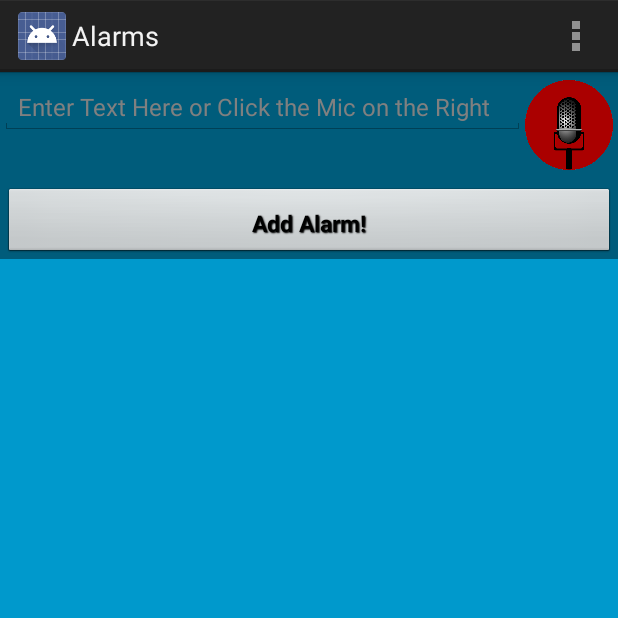
After one commit to huntergdavis/AutoRoboIntercom, an Android app: the AlarmsActivity screen opened directly, with no data from a screen before it, on a phone screen of 412 x 824 dp, the top half of it. The commit adds this screen. Run offline under Robolectric (Android 15) with nearby library versions, the phone set to English and light mode, and no system bars; network calls fail.

Commit message:
updating for small menu drawer related refactor

```diff
--- /dev/null
+++ b/AutoRoboIntercom/src/main/java/com/hunterdavis/autorobointercom/AlarmsActivity.java
@@ -0,0 +1,37 @@
+package com.hunterdavis.autorobointercom;
+
+import android.os.Bundle;
+import android.app.Activity;
+import android.support.v4.widget.DrawerLayout;
+import android.view.Menu;
+import android.widget.ListView;
+
+import com.hunterdavis.autorobointercom.util.MenuDrawerHelper;
+
+public class AlarmsActivity extends Activity {
+
+    // drawer layout
+    private DrawerLayout mDrawerLayout;
+    private ListView mDrawerList;
+
+    @Override
+    protected void onCreate(Bundle savedInstanceState) {
+        super.onCreate(savedInstanceState);
+        setContentView(R.layout.activity_alarms);
+
+        setupUI(this);
+    }
+
+
+    @Override
+    public boolean onCreateOptionsMenu(Menu menu) {
+        // Inflate the menu; this adds items to the action bar if it is present.
+        getMenuInflater().inflate(R.menu.alarms, menu);
+        return true;
+    }
+
+    public void setupUI(Activity activity) {
+        MenuDrawerHelper.setupMenuDrawerUI(activity, mDrawerLayout, mDrawerList);
+    }
+
+}
--- a/AutoRoboIntercom/src/main/java/com/hunterdavis/autorobointercom/AutoRoboMainScreen.java
+++ b/AutoRoboIntercom/src/main/java/com/hunterdavis/autorobointercom/AutoRoboMainScreen.java
@@ -36,6 +36,7 @@ import com.hunterdavis.autorobointercom.network.NetworkReceiverThread;
 import com.hunterdavis.autorobointercom.network.NetworkTransmissionUtilities;
 import com.hunterdavis.autorobointercom.network.RemoteIntercomClient;
 import com.hunterdavis.autorobointercom.util.AutoRoboApplication;
+import com.hunterdavis.autorobointercom.util.MenuDrawerHelper;
 import com.hunterdavis.autorobointercom.util.MessageProcessing;
 import com.hunterdavis.autorobointercom.util.SystemUiHider;
 
@@ -109,7 +110,7 @@ public class AutoRoboMainScreen extends Activity implements
         tts = new TextToSpeech(this, this);
 
         // setup our UI elements
-        setupUI();
+        setupUI(this);
 
 
         // setup our UI handler
@@ -342,35 +343,8 @@ public class AutoRoboMainScreen extends Activity implements
 
 
 
-    public void setupUI() {
-
-        // setup our drawer layout
-        mDrawerLayout = (DrawerLayout) findViewById(R.id.drawer_layout);
-        mDrawerList = (ListView) findViewById(R.id.left_drawer);
-        // Set the adapter for the list view
-        mDrawerList.setAdapter(new ArrayAdapter<CharSequence>(this,
-                R.layout.drawer_list_item, AutoRoboApplication.menuDrawerChoices));
-        // Set the list's click listener
-        mDrawerList.setOnItemClickListener(new AdapterView.OnItemClickListener() {
-            @Override
-            public void onItemClick(AdapterView<?> parent, View view, int position, long id) {
-                Intent intent = null;
-                switch (position) {
-                    case 0:
-                        intent = new Intent(AutoRoboApplication.getContext(), AutoRoboMainScreen.class);
-                        startActivity(intent);
-                        break;
-                    case 1:
-                        intent = new Intent(AutoRoboApplication.getContext(), AutoRoboMainScreen.class);
-                        startActivity(intent);
-
-                        break;
-                    default:
-                        break;
-                }
-            }
-        });
-
+    public void setupUI(Activity activity) {
+        MenuDrawerHelper.setupMenuDrawerUI(activity,mDrawerLayout,mDrawerList);
     }
 
     // here we handle our network data
--- /dev/null
+++ b/AutoRoboIntercom/src/main/java/com/hunterdavis/autorobointercom/util/MenuDrawerHelper.java
@@ -0,0 +1,49 @@
+package com.hunterdavis.autorobointercom.util;
+
+import android.app.Activity;
+import android.content.Context;
+import android.content.Intent;
+import android.support.v4.widget.DrawerLayout;
+import android.view.View;
+import android.widget.AdapterView;
+import android.widget.ArrayAdapter;
+import android.widget.ListView;
+
+import com.hunterdavis.autorobointercom.AlarmsActivity;
+import com.hunterdavis.autorobointercom.AutoRoboMainScreen;
+import com.hunterdavis.autorobointercom.R;
+
+/**
+ * Created by hunter on 3/15/14.
+ */
+public class MenuDrawerHelper {
+
+    public static void setupMenuDrawerUI(final Activity activity, DrawerLayout mDrawerLayout,ListView mDrawerList) {
+
+        // setup our drawer layout
+        mDrawerLayout = (DrawerLayout) activity.findViewById(R.id.drawer_layout);
+        mDrawerList = (ListView) activity.findViewById(R.id.left_drawer);
+        // Set the adapter for the list view
+        mDrawerList.setAdapter(new ArrayAdapter<CharSequence>(activity,
+                R.layout.drawer_list_item, AutoRoboApplication.menuDrawerChoices));
+        // Set the list's click listener
+        mDrawerList.setOnItemClickListener(new AdapterView.OnItemClickListener() {
+            @Override
+            public void onItemClick(AdapterView<?> parent, View view, int position, long id) {
+                Intent intent = null;
+                switch (position) {
+                    case 0:
+                        intent = new Intent(activity, AutoRoboMainScreen.class);
+                        activity.startActivity(intent);
+                        break;
+                    case 1:
+                        intent = new Intent(activity, AlarmsActivity.class);
+                        activity.startActivity(intent);
+                        break;
+                    default:
+                        break;
+                }
+            }
+        });
+    }
+}
--- /dev/null
+++ b/AutoRoboIntercom/src/main/res/layout/activity_alarms.xml
@@ -0,0 +1,106 @@
+<android.support.v4.widget.DrawerLayout xmlns:android="http://schemas.android.com/apk/res/android"
+    xmlns:tools="http://schemas.android.com/tools"
+    android:id="@+id/drawer_layout"
+    android:layout_width="match_parent"
+    android:layout_height="match_parent"
+    tools:context=".MainActivity">
+
+    <FrameLayout xmlns:android="http://schemas.android.com/apk/res/android"
+        xmlns:tools="http://schemas.android.com/tools"
+        android:layout_width="match_parent"
+        android:layout_height="match_parent"
+        android:background="#0099cc"
+        tools:context=".AlarmsActivity">
+
+        <!-- The primary full-screen view. This can be replaced with whatever view
+             is needed to present your content, e.g. VideoView, SurfaceView,
+             TextureView, etc. -->
+        <TextView
+            android:id="@+id/fullscreen_content_controls"
+            style="@style/FullscreenTheme"
+            android:layout_width="match_parent"
+            android:layout_height="match_parent"
+            android:gravity="center"
+            android:keepScreenOn="true"
+            android:text="@string/clients"
+            android:textColor="#33b5e5"
+            android:textSize="50sp"
+            android:textStyle="bold" />
+
+        <!-- This FrameLayout insets its children based on system windows using
+             android:fitsSystemWindows. -->
+        <LinearLayout
+            android:id="@+id/fullscreen_content"
+            android:layout_width="match_parent"
+            android:layout_height="match_parent"
+            android:layout_marginBottom="5dip"
+            android:fitsSystemWindows="true"
+            android:orientation="vertical">
+
+            <LinearLayout
+                android:layout_width="match_parent"
+                android:layout_height="wrap_content"
+                android:layout_gravity="bottom|center_horizontal"
+                android:background="@color/black_overlay"
+                android:orientation="horizontal"
+                android:paddingTop="5dip"
+                tools:ignore="UselessParent">
+
+                <EditText
+                    android:id="@+id/text_for_alarm"
+                    style="@style/AppTheme"
+                    android:layout_width="fill_parent"
+                    android:layout_height="wrap_content"
+                    android:layout_weight="3"
+                    android:hint="@string/default_text" />
+
+                <ImageButton
+                    android:id="@+id/record_audio_button"
+                    style="@style/ButtonBar"
+                    android:layout_width="80dp"
+                    android:layout_height="60dp"
+                    android:layout_marginBottom="6dip"
+                    android:layout_weight="1"
+                    android:background="@drawable/mic"
+                    android:paddingLeft="3dip"
+                    android:layout_marginRight="3dip" />
+            </LinearLayout>
+
+
+            <LinearLayout
+                style="@style/ButtonBar"
+                android:layout_width="match_parent"
+                android:layout_height="wrap_content"
+                android:layout_gravity="bottom|center_horizontal"
+                android:background="@color/black_overlay"
+                android:orientation="horizontal"
+                tools:ignore="UselessParent">
+
+                <Button
+                    android:id="@+id/add_alarm_button"
+                    style="@style/btnStyleGenoa"
+                    android:layout_width="0dp"
+                    android:layout_height="wrap_content"
+                    android:layout_weight="1"
+                    android:text="@string/add_alarm" />
+            </LinearLayout>
+
+            <ListView
+                android:id="@+id/info_list"
+                android:layout_width="wrap_content"
+                android:layout_height="wrap_content" />
+
+        </LinearLayout>
+
+    </FrameLayout>
+
+    <ListView
+        android:id="@+id/left_drawer"
+        android:layout_width="240dp"
+        android:layout_height="match_parent"
+        android:layout_gravity="start"
+        android:choiceMode="singleChoice"
+        android:divider="@android:color/transparent"
+        android:dividerHeight="0dp"
+        android:background="#111" />
+</android.support.v4.widget.DrawerLayout>
--- /dev/null
+++ b/AutoRoboIntercom/src/main/res/layout/drawer_list_item.xml
@@ -0,0 +1,6 @@
+<?xml version="1.0" encoding="utf-8"?>
+<TextView xmlns:android="http://schemas.android.com/apk/res/android"
+    android:layout_width="fill_parent"
+    android:layout_height="wrap_content"
+    android:text=""
+    android:id="@+id/textView"/>
--- /dev/null
+++ b/AutoRoboIntercom/src/main/res/menu/alarms.xml
@@ -0,0 +1,6 @@
+<menu xmlns:android="http://schemas.android.com/apk/res/android">
+    <item android:id="@+id/action_settings"
+        android:title="@string/action_settings"
+        android:orderInCategory="100"
+        android:showAsAction="never" />
+</menu>
--- /dev/null
+++ b/AutoRoboIntercom/src/main/res/values-sw600dp/dimens.xml
@@ -0,0 +1,4 @@
+<resources>
+    <!-- Customize dimensions originally defined in res/values/dimens.xml (such as
+         screen margins) for sw600dp devices (e.g. 7" tablets) here. -->
+</resources>
--- /dev/null
+++ b/AutoRoboIntercom/src/main/res/values-sw720dp-land/dimens.xml
@@ -0,0 +1,5 @@
+<resources>
+    <!-- Customize dimensions originally defined in res/values/dimens.xml (such as
+         screen margins) for sw720dp devices (e.g. 10" tablets) in landscape here. -->
+    <dimen name="activity_horizontal_margin">128dp</dimen>
+</resources>
--- /dev/null
+++ b/AutoRoboIntercom/src/main/res/values/dimens.xml
@@ -0,0 +1,5 @@
+<resources>
+    <!-- Default screen margins, per the Android Design guidelines. -->
+    <dimen name="activity_horizontal_margin">16dp</dimen>
+    <dimen name="activity_vertical_margin">16dp</dimen>
+</resources>
--- a/AutoRoboIntercom/src/main/res/values/strings.xml
+++ b/AutoRoboIntercom/src/main/res/values/strings.xml
@@ -3,6 +3,7 @@
 
     <string name="app_name">AutoRoboIntercom</string>
     <string name="send">Send Message!</string>
+    <string name="add_alarm">Add Alarm!</string>
     <string name="default_text">Enter Text Here or Click the Mic on the Right</string>
     <string name="clients"></string>
     <string name="drawer_open">Open</string>
```
Also changed, not shown: AutoRoboIntercom/src/main/res/drawable-hdpi/drawer_shadow.9.png (added), AutoRoboIntercom/src/main/res/drawable-hdpi/ic_drawer.png (added), AutoRoboIntercom/src/main/res/drawable-mdpi/drawer_shadow.9.png (added), AutoRoboIntercom/src/main/res/drawable-mdpi/ic_drawer.png (added), AutoRoboIntercom/src/main/res/drawable-xhdpi/drawer_shadow.9.png (added), AutoRoboIntercom/src/main/res/drawable-xhdpi/ic_drawer.png (added), AutoRoboIntercom/src/main/res/drawable-xxhdpi/drawer_shadow.9.png (added), AutoRoboIntercom/src/main/res/drawable-xxhdpi/ic_drawer.png (added).
